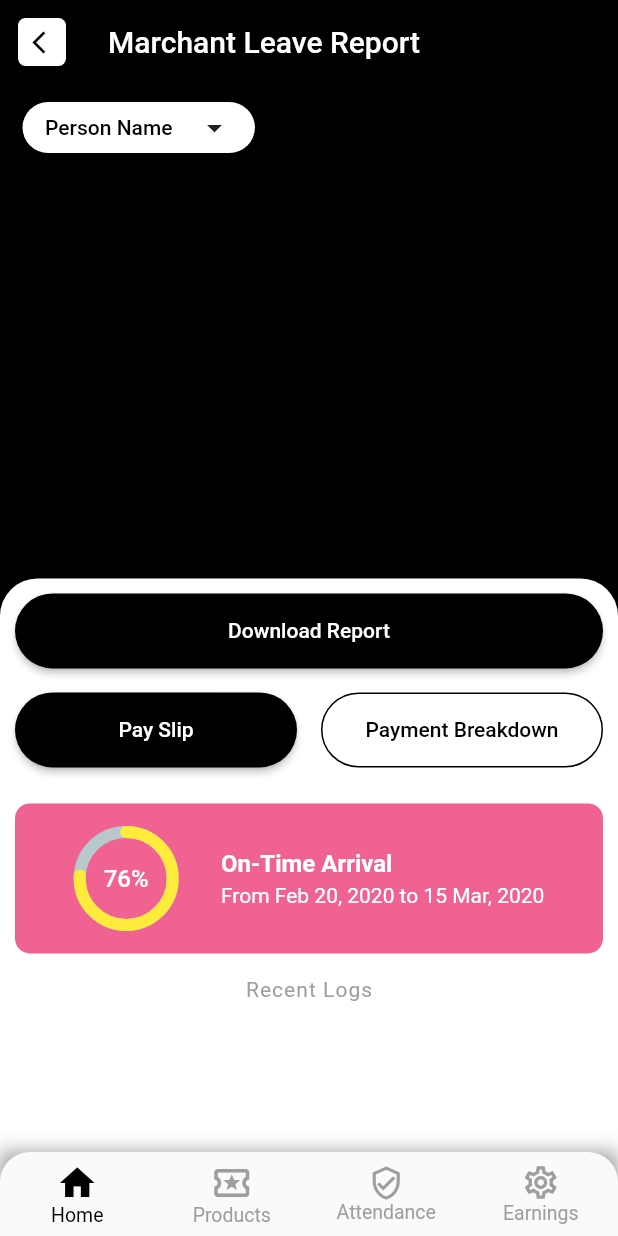
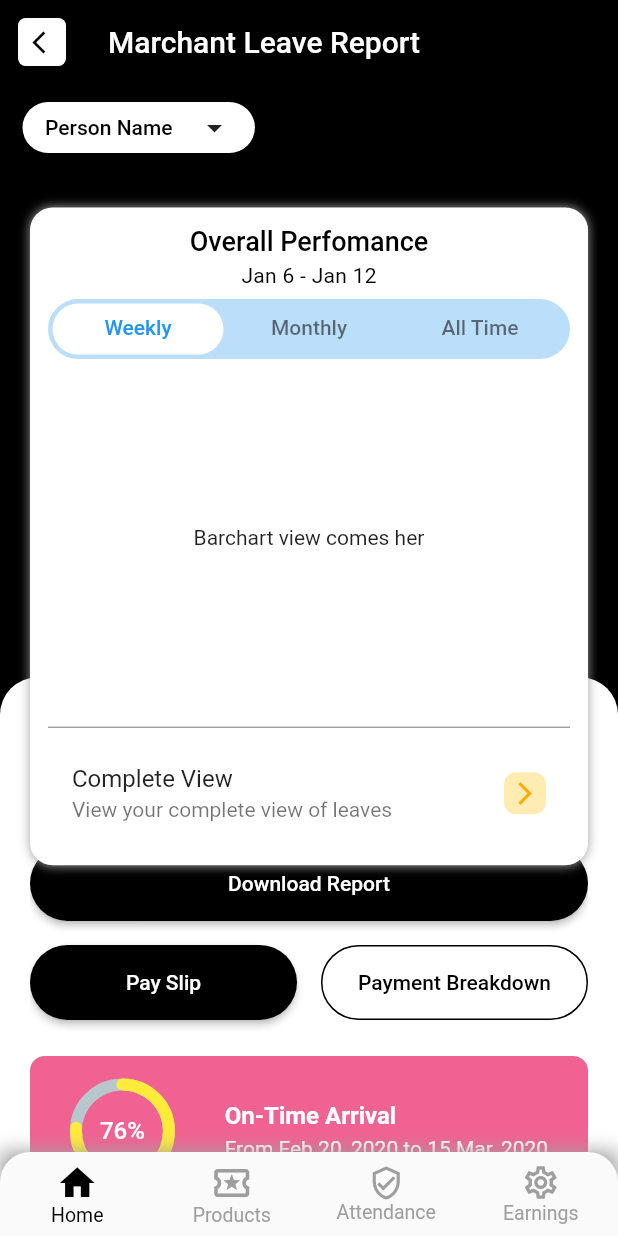
Before and after one commit to sauravkoduvalli/Prospello_test, a Flutter app: the screen it shows after launch, after a tap on "Payment Breakdown", on a phone screen of 412 x 824 dp. Run offline on Flutter 3.47's test engine with Material 2 defaults, Android fonts, the phone set to English and light mode, and no system bars; drawn by our look-alikes of percent_indicator.

Commit message:
Leave report screen designed

```diff
--- a/lib/screen/add_report_screen.dart
+++ b/lib/screen/add_report_screen.dart
@@ -58,7 +58,7 @@ class _AddReportScreenState extends State<AddReportScreen> {
             child: Container(
               height: screenHeight * 0.7,
               width: screenWidth,
-              padding: const EdgeInsets.symmetric(horizontal: 20, vertical: 20),
+              padding: const EdgeInsets.symmetric(horizontal: 20, vertical: 30),
               decoration: const BoxDecoration(
                 color: primarylight,
                 borderRadius: BorderRadius.only(
@@ -68,8 +68,8 @@ class _AddReportScreenState extends State<AddReportScreen> {
               ),
               child: ListView(
                 shrinkWrap: true,
-                physics: const ClampingScrollPhysics(),
-                // physics: const BouncingScrollPhysics(),
+                // physics: const ClampingScrollPhysics(),
+                physics: const BouncingScrollPhysics(),
                 children: [
                   Column(
                     children: [
--- a/lib/screen/marchant_leave_report_screen.dart
+++ b/lib/screen/marchant_leave_report_screen.dart
@@ -1,9 +1,9 @@
-import 'package:flutter/cupertino.dart';
 import 'package:flutter/material.dart';
 import 'package:percent_indicator/circular_percent_indicator.dart';
 import 'package:prospello_machine_task/utils/colors.dart';
 import 'package:prospello_machine_task/utils/ui_helper.dart';
 import 'package:prospello_machine_task/widgets/dropdown_widget.dart';
+import 'package:prospello_machine_task/widgets/recent_log_card_widget.dart';
 
 class MarchantLeaveReportScreen extends StatefulWidget {
   const MarchantLeaveReportScreen({Key? key}) : super(key: key);
@@ -14,6 +14,9 @@ class MarchantLeaveReportScreen extends StatefulWidget {
 }
 
 class _MarchantLeaveReportScreenState extends State<MarchantLeaveReportScreen> {
+  final List<String> toggleLabels = ['Weekly', 'Monthly', 'All Time'];
+  int toggleCounter = 1;
+
   @override
   Widget build(BuildContext context) {
     double screenHeight = MediaQuery.of(context).size.height;
@@ -21,15 +24,11 @@ class _MarchantLeaveReportScreenState extends State<MarchantLeaveReportScreen> {
     return Scaffold(
       appBar: appBar(),
       body: Stack(
+        alignment: Alignment.bottomCenter,
         children: [
           // first stack child
-          Column(
-            mainAxisAlignment: MainAxisAlignment.start,
-            children: [
           Container(
-                padding:
-                    const EdgeInsets.symmetric(horizontal: 15, vertical: 12),
-                height: screenHeight * 0.5,
+            padding: const EdgeInsets.symmetric(horizontal: 15, vertical: 12),
             child: Column(
               children: [
                 Row(
@@ -40,15 +39,17 @@ class _MarchantLeaveReportScreenState extends State<MarchantLeaveReportScreen> {
               ],
             ),
           ),
-            ],
-          ),
-          /// second child
+
+          /// Second stack child
           Positioned(
-            top: screenHeight * 0.4,
+            top: screenHeight * 0.48,
+            bottom: 0,
+            left: 0,
+            right: 0,
             child: Container(
               width: screenWidth,
               height: screenHeight,
-              padding: const EdgeInsets.all(10),
+              padding: const EdgeInsets.symmetric(horizontal: 20, vertical: 30),
               decoration: const BoxDecoration(
                 color: primarylight,
                 borderRadius: BorderRadius.only(
@@ -57,10 +58,14 @@ class _MarchantLeaveReportScreenState extends State<MarchantLeaveReportScreen> {
                 ),
               ),
               child: ListView(
-                shrinkWrap: false,
+                shrinkWrap: true,
+                physics: const BouncingScrollPhysics(),
                 children: [
                   /// a button
                   ///  for downloading the report
+                  SizedBox(
+                    height: screenHeight * 0.1,
+                  ),
                   SizedBox(
                     height: 50,
                     child: ElevatedButton(
@@ -70,7 +75,7 @@ class _MarchantLeaveReportScreenState extends State<MarchantLeaveReportScreen> {
                           primary: primaryDark,
                           onPrimary: primarylight,
                           shape: RoundedRectangleBorder(
-                              borderRadius: BorderRadius.circular(25))),
+                              borderRadius: BorderRadius.circular(30))),
                     ),
                   ),
                   UIHelper.verticalSpaceMedium(),
@@ -100,7 +105,10 @@ class _MarchantLeaveReportScreenState extends State<MarchantLeaveReportScreen> {
                           height: 50,
                           child: OutlinedButton(
                             onPressed: () {},
-                            child: const Text('Payment Breakdown'),
+                            child: const Text(
+                              'Payment Breakdown',
+                              textAlign: TextAlign.center,
+                            ),
                             style: OutlinedButton.styleFrom(
                               primary: primaryDark,
                               backgroundColor: primarylight,
@@ -110,7 +118,7 @@ class _MarchantLeaveReportScreenState extends State<MarchantLeaveReportScreen> {
                             ),
                           ),
                         ),
-                      )
+                      ),
                     ],
                   ),
                   UIHelper.verticalSpaceLarge(),
@@ -124,7 +132,7 @@ class _MarchantLeaveReportScreenState extends State<MarchantLeaveReportScreen> {
                         color: Colors.pink.shade300,
                         borderRadius: BorderRadius.circular(10)),
                     padding:
-                        const EdgeInsets.symmetric(vertical: 8, horizontal: 25),
+                        const EdgeInsets.symmetric(vertical: 8, horizontal: 10),
                     child: Row(
                       mainAxisAlignment: MainAxisAlignment.spaceAround,
                       children: [
@@ -162,6 +170,7 @@ class _MarchantLeaveReportScreenState extends State<MarchantLeaveReportScreen> {
                               style: TextStyle(
                                 color: primarylight,
                                 fontWeight: FontWeight.w400,
+                                overflow: TextOverflow.ellipsis,
                               ),
                             ),
                           ],
@@ -175,12 +184,105 @@ class _MarchantLeaveReportScreenState extends State<MarchantLeaveReportScreen> {
                     children: const [
                       Text(
                         'Recent Logs',
-                        style: TextStyle(color: Colors.grey, letterSpacing: 0.7),
+                        style:
+                            TextStyle(color: Colors.grey, letterSpacing: 0.7),
                       ),
                     ],
                   ),
                   UIHelper.verticalSpaceMedium(),
+                  const RecentLogCardWidget(
+                    title: 'Wednesday',
+                    subtitle: '15 March 2020',
+                    time: '8:52 Hrs',
+                  ),
+                  UIHelper.verticalSpaceMedium(),
+                  const RecentLogCardWidget(
+                    title: 'Tuesday',
+                    subtitle: '15 March 2020',
+                    time: '3:52 Hrs',
+                  ),
                 ],
+              ),
+            ),
+          ),
+
+          /// Third Stack
+          /// this widget will show overall performance details, by using a chart view,
+          /// also, can switch with toggle bar
+          DefaultTabController(
+            length: 3,
+            child: Positioned(
+              top: screenHeight * 0.1,
+              bottom: screenHeight * 0.3,
+              right: 0,
+              left: 0,
+              child: Container(
+                margin: const EdgeInsets.symmetric(horizontal: 20),
+                padding: const EdgeInsets.all(12),
+                height: 50,
+                decoration: BoxDecoration(
+                  borderRadius: BorderRadius.circular(15),
+                  color: primarylight,
+                  boxShadow: const [
+                    BoxShadow(
+                      color: Colors.grey,
+                      blurRadius: 5.0,
+                    ),
+                  ],
+                ),
+                child: Column(
+                  mainAxisAlignment: MainAxisAlignment.spaceBetween,
+                  crossAxisAlignment: CrossAxisAlignment.center,
+                  children: [
+                    Column(
+                      children: [
+                        const Text(
+                          'Overall Perfomance',
+                          style: TextStyle(
+                            fontWeight: FontWeight.w500,
+                            fontSize: 18,
+                            color: primaryDark,
+                          ),
+                        ),
+                        UIHelper.verticalSpaceExtraSmall(),
+                        const Text(
+                          'Jan 6 - Jan 12',
+                          style: TextStyle(
+                            fontWeight: FontWeight.w400,
+                            color: primaryDark,
+                            letterSpacing: 0.2,
+                          ),
+                        ),
+                        UIHelper.verticalSpaceSmall(),
+
+                        /// Tabbar heads
+                        const TabbarWidget(),
+                      ],
+                    ),
+                    const Center(child: Text('Barchart view comes her')),
+                    Column(
+                      children: [
+                        const Divider(color: Colors.black54),
+                        ListTile(
+                          title: const Text('Complete View'),
+                          subtitle:
+                              const Text('View your complete view of leaves'),
+                          trailing: Container(
+                            padding: const EdgeInsets.all(5),
+                            decoration: BoxDecoration(
+                                color: Colors.amber.shade100,
+                                borderRadius: BorderRadius.circular(8)),
+                            child: Icon(
+                              Icons.arrow_forward_ios,
+                              color: Colors.amberAccent.shade700,
+                              size: 18,
+                            ),
+                          ),
+                        ),
+                      ],
+                    ),
+                  ],
+                ),
               ),
             ),
           ),
@@ -211,3 +313,42 @@ class _MarchantLeaveReportScreenState extends State<MarchantLeaveReportScreen> {
     );
   }
 }
+
+class TabbarWidget extends StatelessWidget {
+  const TabbarWidget({
+    Key? key,
+  }) : super(key: key);
+
+  @override
+  Widget build(BuildContext context) {
+    return SizedBox(
+      height: 40,
+      child: Container(
+        decoration: BoxDecoration(
+            color: Colors.blue.shade100,
+            borderRadius: BorderRadius.circular(25)),
+        child: TabBar(
+          padding: const EdgeInsets.all(3),
+          automaticIndicatorColorAdjustment: true,
+          labelColor: Colors.blue,
+          unselectedLabelColor: Colors.black54,
+          indicator: BoxDecoration(
+            color: Colors.white,
+            borderRadius: BorderRadius.circular(25.0),
+          ),
+          tabs: const [
+            Tab(
+              text: 'Weekly',
+            ),
+            Tab(
+              text: 'Monthly',
+            ),
+            Tab(
+              text: 'All Time',
+            ),
+          ],
+        ),
+      ),
+    );
+  }
+}
--- /dev/null
+++ b/lib/widgets/recent_log_card_widget.dart
@@ -0,0 +1,46 @@
+import 'package:flutter/material.dart';
+
+class RecentLogCardWidget extends StatelessWidget {
+  final String title, subtitle, time;
+
+  const RecentLogCardWidget({
+    Key? key,
+    required this.title,
+    required this.subtitle,
+    required this.time,
+  }) : super(key: key);
+
+  @override
+  Widget build(BuildContext context) {
+    return Card(
+      elevation: 12,
+      child: ListTile(
+        onTap: () {},
+        title: Text(title),
+        subtitle: Text(
+          subtitle,
+          style: const TextStyle(fontWeight: FontWeight.w400),
+        ),
+        trailing: Column(
+          mainAxisAlignment: MainAxisAlignment.center,
+          crossAxisAlignment: CrossAxisAlignment.center,
+          children: [
+            const Icon(
+              Icons.timelapse_outlined,
+              color: Colors.blue,
+              size: 30,
+            ),
+            Text(
+              time,
+              style: const TextStyle(
+                fontWeight: FontWeight.w400,
+                fontSize: 12,
+                color: Colors.black87,
+              ),
+            ),
+          ],
+        ),
+      ),
+    );
+  }
+}
--- a/pubspec.yaml
+++ b/pubspec.yaml
@@ -18,6 +18,9 @@ dependencies:
   cupertino_icons: ^1.0.2
   page_transition: ^2.0.5
   percent_indicator: ^4.0.0
+  syncfusion_flutter_charts: ^19.4.56
+  fl_chart: ^0.46.0
+  toggle_bar: ^1.0.0
 
 dev_dependencies:
   flutter_test:
```
Also changed, not shown: pubspec.lock, 3 other files. Lines whose indentation alone changed are shown as unchanged.
